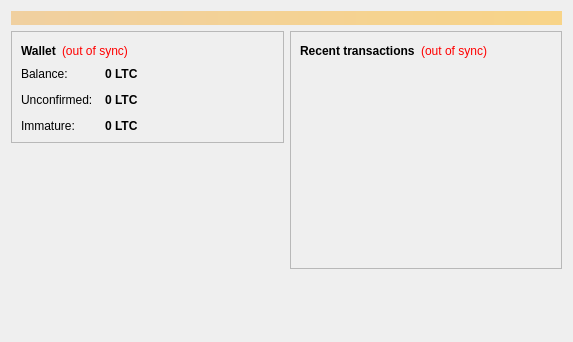
Above: src/qt/forms/overviewpage.ui from ojetecoin/ojetecoin before the change. Below: the same form after it.
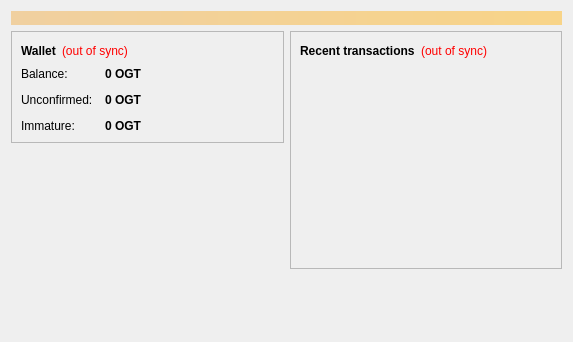
That is the form after the change.

What changed in the file:
```diff
--- a/src/qt/forms/overviewpage.ui
+++ b/src/qt/forms/overviewpage.ui
@@ -122,7 +122,7 @@
                <string>Your current balance</string>
               </property>
               <property name="text">
-               <string notr="true">0 LTC</string>
+               <string notr="true">0 OGT</string>
               </property>
               <property name="textInteractionFlags">
                <set>Qt::LinksAccessibleByMouse|Qt::TextSelectableByKeyboard|Qt::TextSelectableByMouse</set>
@@ -151,7 +151,7 @@
                <string>Total of transactions that have yet to be confirmed, and do not yet count toward the current balance</string>
               </property>
               <property name="text">
-               <string notr="true">0 LTC</string>
+               <string notr="true">0 OGT</string>
               </property>
               <property name="textInteractionFlags">
                <set>Qt::LinksAccessibleByMouse|Qt::TextSelectableByKeyboard|Qt::TextSelectableByMouse</set>
@@ -177,7 +177,7 @@
                <string>Mined balance that has not yet matured</string>
               </property>
               <property name="text">
-               <string notr="true">0 LTC</string>
+               <string notr="true">0 OGT</string>
               </property>
               <property name="textInteractionFlags">
                <set>Qt::LinksAccessibleByMouse|Qt::TextSelectableByKeyboard|Qt::TextSelectableByMouse</set>
```
Left out of the diff: 4 changed lines with no effect on the pictures.
